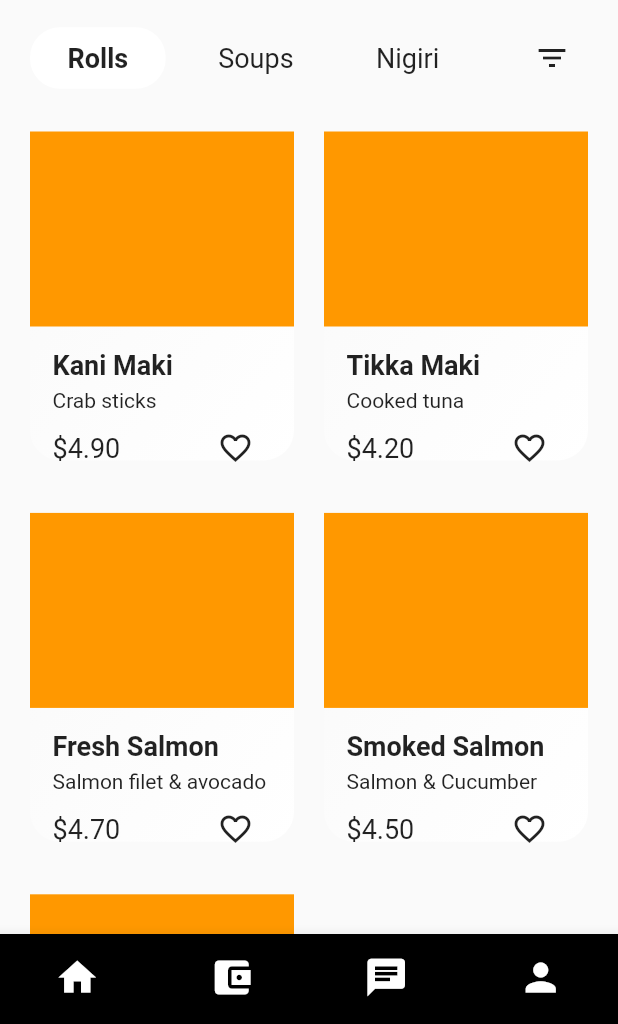
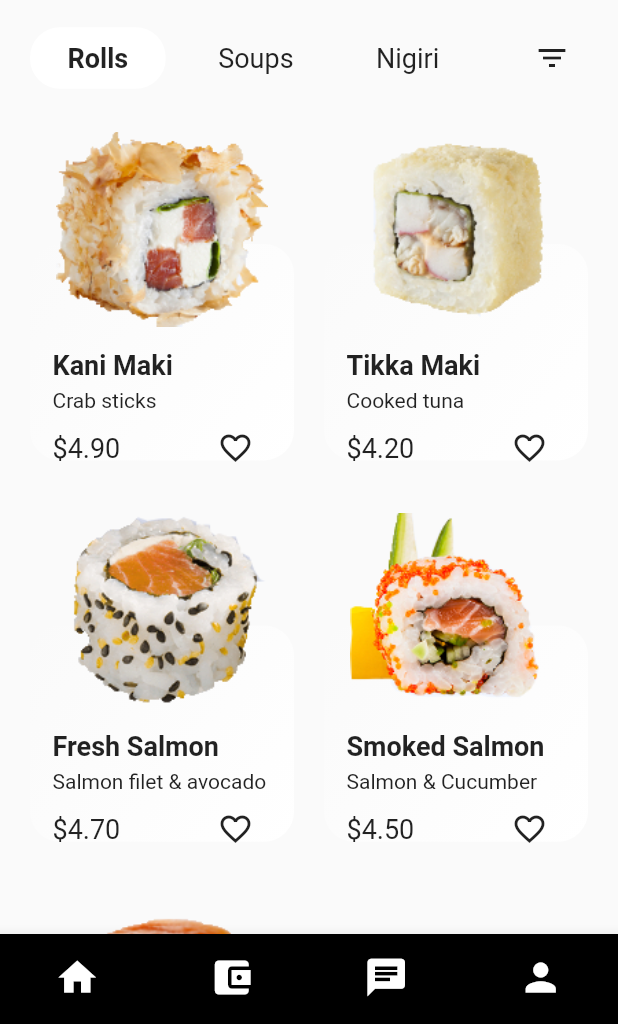
Before and after one commit to codingbbq/flutter_sushi_app, a Flutter app: the screen it shows after launch, after a tap on the "arrow forward" icon, on a phone screen of 412 x 824 dp, the part 212-1236 px from its top. Run offline on Flutter 3.47's test engine with Material 2 defaults, Android fonts, the phone set to English and light mode, and no system bars.

```diff
--- a/lib/models/landing_data.dart
+++ b/lib/models/landing_data.dart
@@ -14,21 +14,21 @@ SushiLandingData worldOfSushi = SushiLandingData(
   heading: "The World of Sushi",
   subheading:
       "Healthy and Delicious, it has become favorite of the many all around the world!",
-  image: "assets/images/01landingPage.png",
+  image: "assets/images/01_sushi_splash.png",
 );
 
 SushiLandingData whySushi = SushiLandingData(
   heading: "Why Sushi?",
   subheading:
       "Sushi are a perfect combination of everything that you can ask in a cuisine. Why Sushi?, I say, Why Not?",
-  image: "assets/images/01landingPage.png",
+  image: "assets/images/02_sushi_splash.png",
 );
 
 SushiLandingData originSushi = SushiLandingData(
   heading: "It's Origin",
   subheading:
       "The history of sushi began with paddy fields in Southeast Asia, where fish was fermented with rice vinegar, salt and rice, after which the rice was discarded.",
-  image: "assets/images/01landingPage.png",
+  image: "assets/images/03_sushi_splash.png",
 );
 
 List<SushiLandingData> sushiLp = [worldOfSushi, whySushi, originSushi];
--- a/lib/pages/landing_page/sushi_details.dart
+++ b/lib/pages/landing_page/sushi_details.dart
@@ -17,18 +17,22 @@ class SushiDetails extends StatelessWidget {
         mainAxisAlignment: MainAxisAlignment.center,
         children: [
           Container(
-            width: MediaQuery.of(context).size.width * 0.70,
-            height: MediaQuery.of(context).size.width * 0.70,
             decoration: BoxDecoration(
-                color: Colors.white,
-                borderRadius: BorderRadius.circular(40.0),
-                boxShadow: <BoxShadow>[
-                  BoxShadow(
-                    color: Colors.grey,
-                    blurRadius: 20.0,
-                    spreadRadius: 2.0,
-                  )
-                ]),
+              boxShadow: <BoxShadow>[
+                BoxShadow(
+                  color: Colors.grey,
+                  blurRadius: 50.0,
+                  spreadRadius: 1.0,
+                )
+              ],
+            ),
+            child: ClipRRect(
+              borderRadius: BorderRadius.circular(40.0),
+              child: Image.asset(
+                lp.image,
+                width: MediaQuery.of(context).size.width * 0.80,
+              ),
+            ),
           ),
           SizedBox(
             height: 60.0,
--- a/lib/pages/listing_page/sushi_card.dart
+++ b/lib/pages/listing_page/sushi_card.dart
@@ -76,7 +76,9 @@ class SushiCard extends StatelessWidget {
           child: Container(
             height: 130,
             width: 100,
-            color: Colors.orange,
+            child: Image.asset(
+              item.sushiImage,
+            ),
           ),
         ),
       ],
--- a/pubspec.yaml
+++ b/pubspec.yaml
@@ -45,9 +45,8 @@ flutter:
   uses-material-design: true
 
   # To add assets to your application, add an assets section, like this:
-  # assets:
-  #   - images/a_dot_burr.jpeg
-  #   - images/a_dot_ham.jpeg
+  assets:
+    - assets/images/
 
   # An image asset can refer to one or more resolution-specific "variants", see
   # https://flutter.dev/assets-and-images/#resolution-aware.
```
Also changed, not shown: lib/models/list_data.dart (+5 -5 lines), lib/pages/order_page/sushi_order.dart (added, +10 -0 lines), assets/images/01_sushi.png (added), assets/images/01_sushi_splash.png (added), assets/images/02_sushi.png (added), assets/images/02_sushi_splash.png (added), assets/images/03_sushi.png (added), assets/images/03_sushi_splash.png (added), assets/images/04_sushi.png (added), assets/images/05_sushi.png (added).
